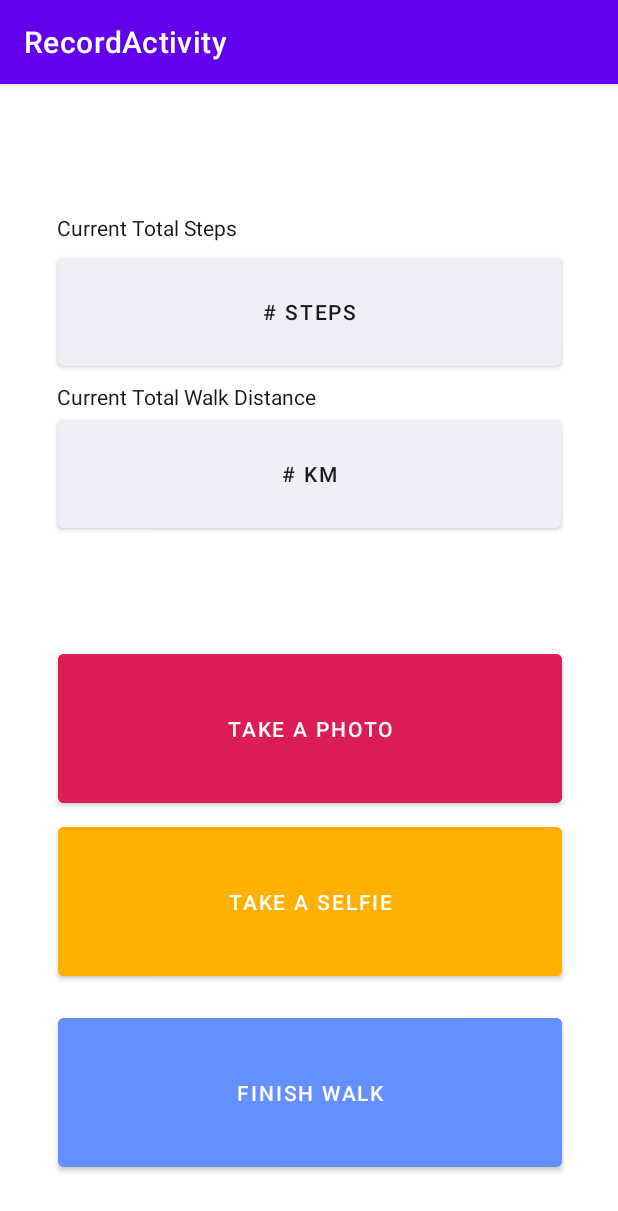
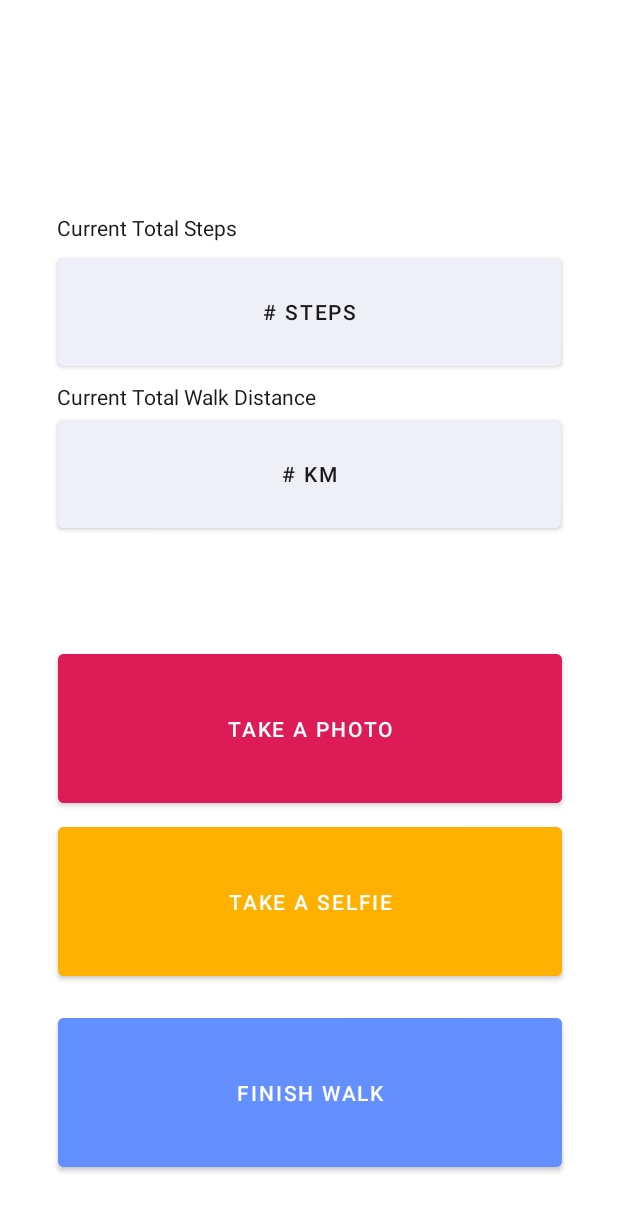
Before and after one commit to chang-jin/muc-2022-team7, an Android app: the RecordActivity screen opened directly, with no data from a screen before it, on a phone screen of 412 x 824 dp. Shown: the top 1211 px of the screen. Run offline under Robolectric (Android 15) with nearby library versions, the light colour scheme and no system bars; our stand-ins replace Room's generated code.

Commit message:
Hide action bar and changed the primary color

```diff
--- a/app/src/main/res/values/themes.xml
+++ b/app/src/main/res/values/themes.xml
@@ -1,9 +1,9 @@
 <resources xmlns:tools="http://schemas.android.com/tools">
     <!-- Base application theme. -->
-    <style name="Theme.DogeEye" parent="Theme.MaterialComponents.DayNight.DarkActionBar">
+    <style name="Theme.DogeEye" parent="Theme.MaterialComponents.DayNight.NoActionBar">
         <!-- Primary brand color. -->
-        <item name="colorPrimary">@color/purple_500</item>
-        <item name="colorPrimaryVariant">@color/purple_700</item>
+        <item name="colorPrimary">#8A5800</item>
+        <item name="colorPrimaryVariant">#8A5800</item>
         <item name="colorOnPrimary">@color/white</item>
         <!-- Secondary brand color. -->
         <item name="colorSecondary">@color/teal_200</item>
```
